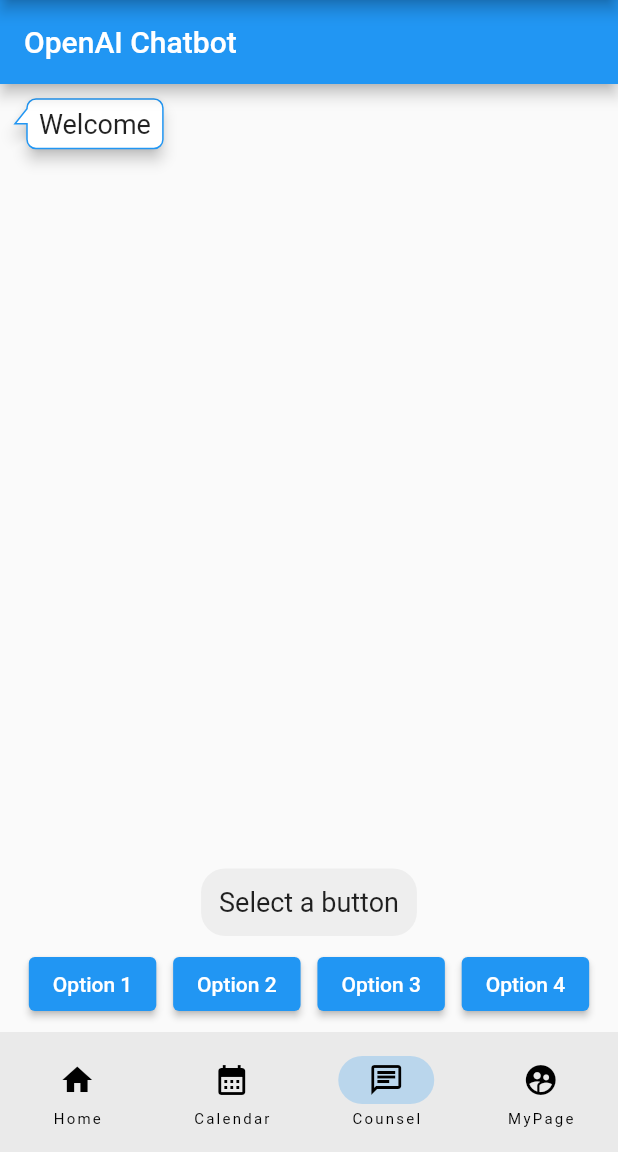
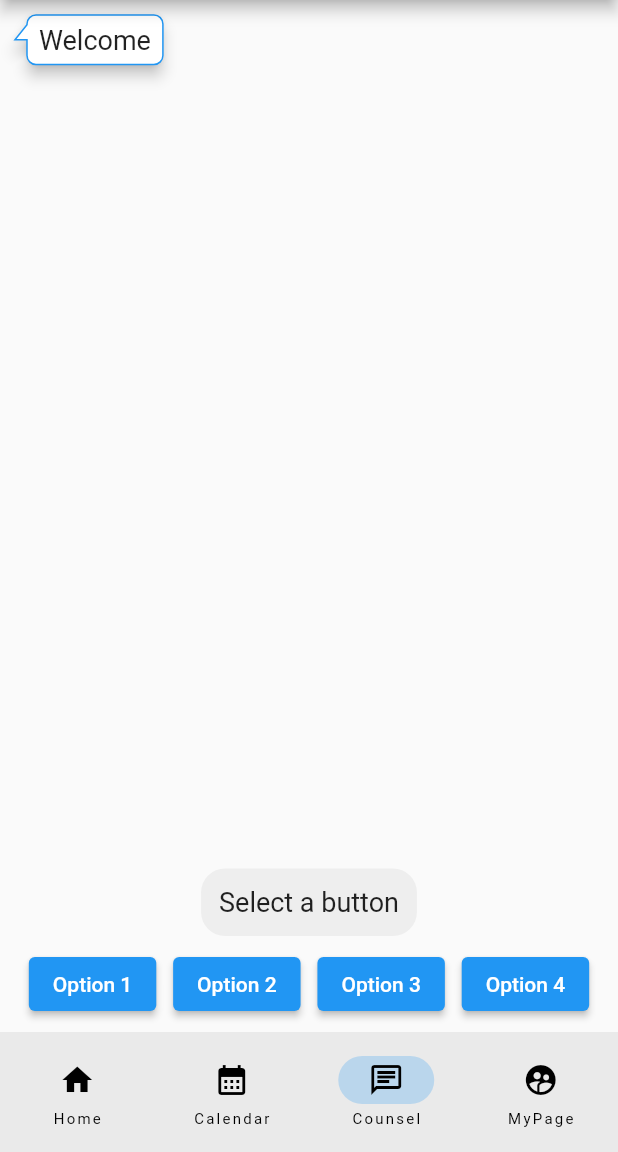
Before and after one commit to pivotCosmos/hooha, a Flutter app: the screen it shows after launch, item 3 of the bottom bar chosen, on a phone screen of 412 x 824 dp, the part 84-1236 px from its top. Run offline on Flutter 3.47's test engine with Material 2 defaults, Android fonts, the phone set to English and light mode, and no system bars; drawn by our look-alikes of bubble; our stand-ins replace flutter_dotenv.

Commit message:
Refactor counsel_page: Rename MyHomePage to CounselPage

```diff
--- a/lib/pages/counsel_page.dart
+++ b/lib/pages/counsel_page.dart
@@ -15,26 +15,27 @@ class GetCounsel extends StatelessWidget {
   @override
   Widget build(BuildContext context) {
     return MaterialApp(
+      debugShowCheckedModeBanner: false,
       title: 'HOOHA',
       theme: ThemeData(
         primarySwatch: Colors.blue,
         visualDensity: VisualDensity.adaptivePlatformDensity,
       ),
-      home: const MyHomePage(title: 'OpenAI Chatbot'),
+      home: const CounselPage(title: 'OpenAI Chatbot'),
     );
   }
 }
 
-class MyHomePage extends StatefulWidget {
-  const MyHomePage({Key? key, required this.title}) : super(key: key);
+class CounselPage extends StatefulWidget {
+  const CounselPage({Key? key, required this.title}) : super(key: key);
 
   final String title;
 
   @override
-  _MyHomePageState createState() => _MyHomePageState();
+  _CounselPageState createState() => _CounselPageState();
 }
 
-class _MyHomePageState extends State<MyHomePage> {
+class _CounselPageState extends State<CounselPage> {
   final _messages = <String>[];
   List<String> _responseOptions = [];
   final _defaultMessage = 'Welcome';
@@ -72,7 +73,7 @@ class _MyHomePageState extends State<MyHomePage> {
     alignment: Alignment.topRight,
   );
 
-  _MyHomePageState() {
+  _CounselPageState() {
     _messages.add(_defaultMessage); // Add the default welcome message
     _responseOptions = List.from(_defaultOptions); // Set default button options
   }
@@ -136,9 +137,6 @@ class _MyHomePageState extends State<MyHomePage> {
   @override
   Widget build(BuildContext context) {
     return Scaffold(
-      appBar: AppBar(
-        title: Text(widget.title),
-      ),
       body: Column(
         crossAxisAlignment: CrossAxisAlignment.stretch,
         children: [
```
